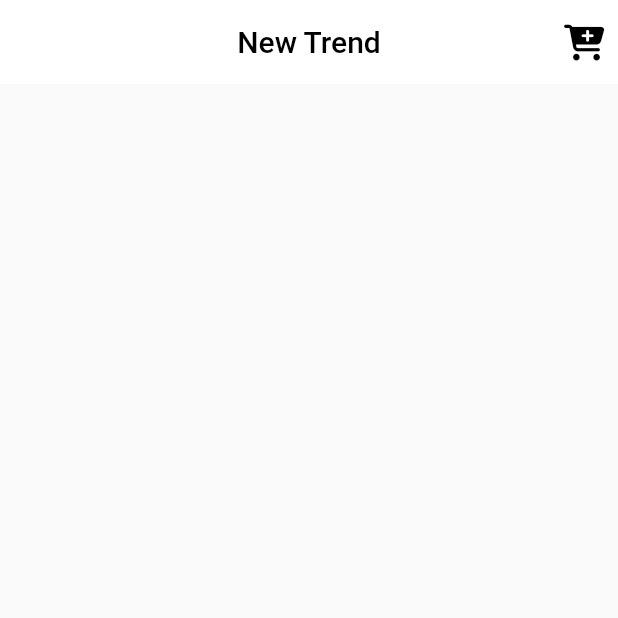
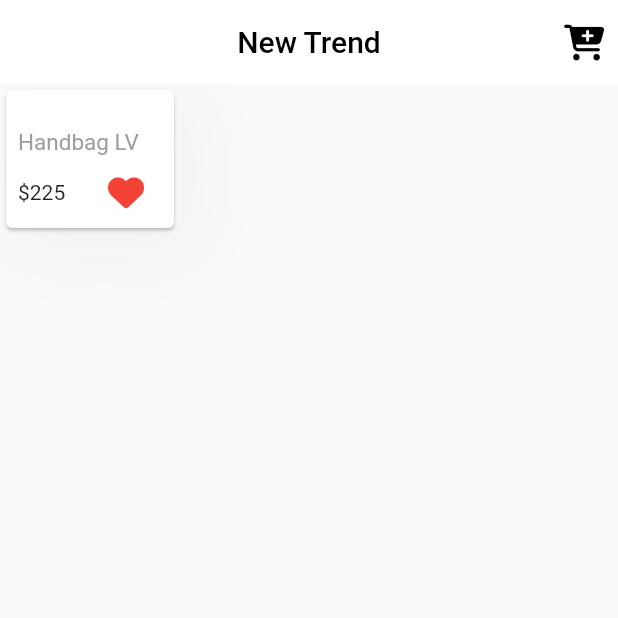
Before and after one commit to ImadDz-7/Store-App, a Flutter app: the screen it shows after launch, on a phone screen of 412 x 824 dp, the top half of it. Run offline on Flutter 3.47's test engine with Material 2 defaults, Android fonts, the phone set to English and light mode, and no system bars; our stand-ins replace font_awesome_flutter.

Commit message:
Designing the  Product Card

```diff
--- a/lib/pages/home_page.dart
+++ b/lib/pages/home_page.dart
@@ -25,6 +25,53 @@ class HomePage extends StatelessWidget {
               )),
         ],
       ),
+      body: Container(
+        width: 120,
+        height: 100,
+        decoration: BoxDecoration(
+          boxShadow: [
+            BoxShadow(
+              blurRadius: 40,
+              color: Colors.grey.withOpacity(.1),
+              spreadRadius: 0,
+              offset: Offset(10, 10),
+            ),
+          ],
+        ),
+        child: Card(
+          child: Padding(
+            padding: const EdgeInsets.symmetric(horizontal: 8),
+            child: Column(
+              mainAxisAlignment: MainAxisAlignment.end,
+              crossAxisAlignment: CrossAxisAlignment.start,
+              children: [
+                Text(
+                  'Handbag LV',
+                  style: TextStyle(
+                    color: Colors.grey,
+                    fontSize: 15,
+                  ),
+                ),
+                Row(
+                  mainAxisAlignment: MainAxisAlignment.spaceBetween,
+                  children: [
+                    Text(
+                      r'$225',
+                    ),
+                    IconButton(
+                      onPressed: () {},
+                      icon: Icon(
+                        FontAwesomeIcons.solidHeart,
+                        color: Colors.red,
+                      ),
+                    ),
+                  ],
+                ),
+              ],
+            ),
+          ),
+        ),
+      ),
     );
   }
 }
```
